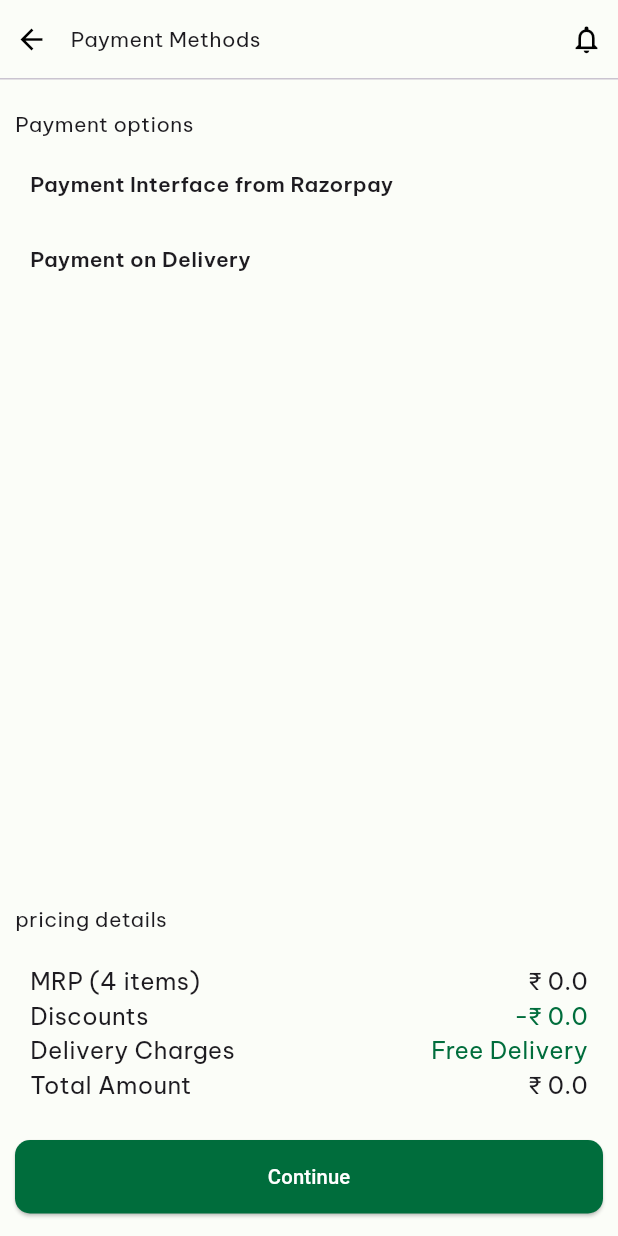
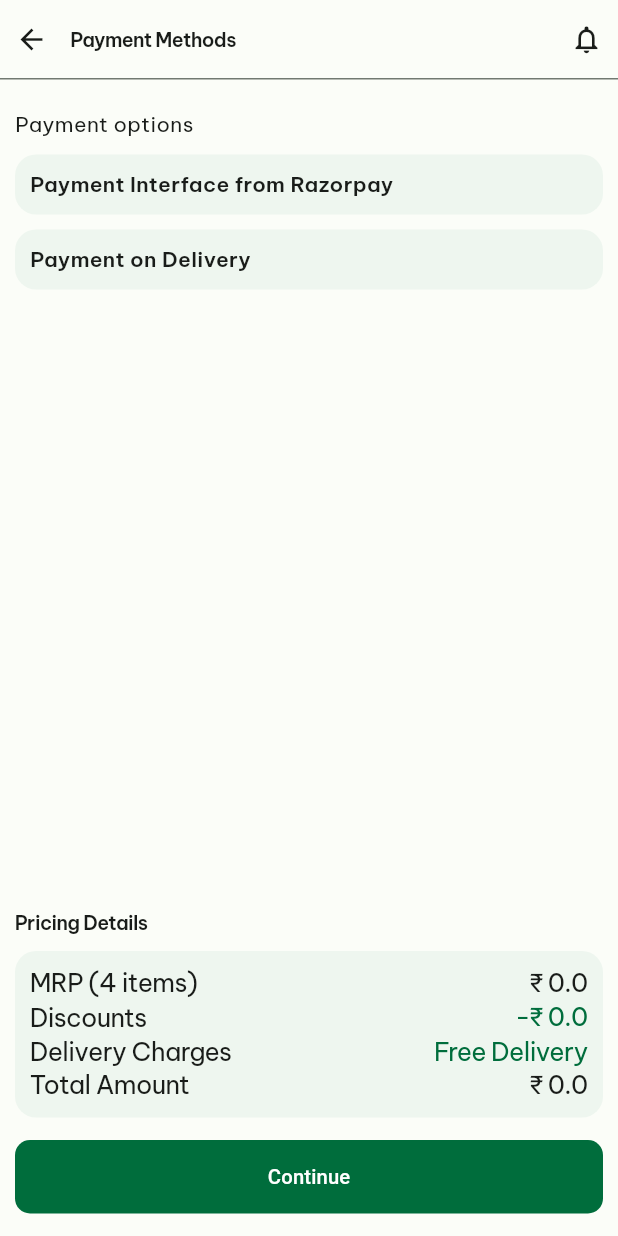
Before and after one commit to jerin77777/grokci_main, a Flutter app: the Payments screen opened directly with empty values, on a phone screen of 412 x 824 dp. Run offline on Flutter 3.47's test engine with Material 3 defaults, Android fonts, the light colour scheme and no system bars; our stand-ins replace appwrite, firebase_core, flutter_animate, flutter_otp_text_field, flutter_svg, font_awesome_flutter and 8 more; missing offline and left inert: flutter_google_places, google_api_headers, google_geocoding, google_maps_flutter_android, google_maps_flutter_platform_interface, google_maps_webservice and 2 more; accounts and stored records are empty; network calls fail.

Commit message:
Updated Pallet colors and FontStyles. some ui changes
Did some changes in UI and updated README.md file. this file currently contains all existing issues, regarding UI and functionality.

** the code is working fine

```diff
--- a/lib/backend/server.dart
+++ b/lib/backend/server.dart
@@ -54,12 +54,11 @@ class AppConfig {
   static String twilloNumber = "***";
 }
 
+
 class Bucket {
   static String categories = "***";
   static String products = "***";
 }
-
-
 
 createAccount(
   context,
@@ -109,7 +108,7 @@ Future<int> sendOtp(phoneNumber) async {
   int _otp = 1000 + _random.nextInt(9000);
   await twilioFlutter.sendSMS(
       toNumber: "+91 ${phoneNumber}",
-      messageBody: "your one time otp is: ${_otp}");
+      messageBody: "Your Grokci otp for login is: ${_otp}.\n");
   return _otp;
 }
 
--- a/lib/screens/checkout.dart
+++ b/lib/screens/checkout.dart
@@ -270,9 +270,9 @@ class _CheckoutState extends State<Checkout> {
                           mainContext,
                           MaterialPageRoute(
                               builder: (context) => Payments(
-                                    // total: total,
-                                    // totalOriginal: totalOriginal,
-                                    // items: widget.items,
+                                    total: total,
+                                    totalOriginal: totalOriginal,
+                                    items: widget.items,
                                   )),
                         ).then((_){
                           Navigator.pop(context);
--- a/lib/screens/payments.dart
+++ b/lib/screens/payments.dart
@@ -38,14 +38,16 @@ class _PaymentsState extends State<Payments> {
                   SizedBox(width: 15),
                   Text(
                     "Payment Methods",
-                    style: Style.h3,
+                    style: Style.footnoteEmphasized.copyWith(
+                      color: Pallet.onBackground
+                    ),
                   ),
                   Expanded(child: SizedBox()),
                   Icon(Icons.notifications_none, size: 22)
                 ],
               ),
             ),
-            Divider(color: Pallet.divider, height: 1),
+            Divider(color: Pallet.outline, height: 1),
             SizedBox(height: 10),
             Expanded(
                 child: ListView(
@@ -58,8 +60,8 @@ class _PaymentsState extends State<Payments> {
                 SizedBox(height: 10),
                 Container(
                   decoration: BoxDecoration(
-                      borderRadius: BorderRadius.circular(10),
-                      color: Pallet.inner1),
+                      borderRadius: BorderRadius.circular(14),
+                      color: Pallet.surface1),
                   padding: EdgeInsets.symmetric(vertical: 10, horizontal: 10),
                   child: Text(
                     "Payment Interface from Razorpay",
@@ -69,8 +71,8 @@ class _PaymentsState extends State<Payments> {
                 SizedBox(height: 10),
                 Container(
                   decoration: BoxDecoration(
-                      borderRadius: BorderRadius.circular(10),
-                      color: Pallet.inner1),
+                      borderRadius: BorderRadius.circular(14),
+                      color: Pallet.surface1),
                   padding: EdgeInsets.symmetric(vertical: 10, horizontal: 10),
                   child: Text(
                     "Payment on Delivery",
@@ -84,49 +86,61 @@ class _PaymentsState extends State<Payments> {
               child: Column(
                 crossAxisAlignment: CrossAxisAlignment.start,
                 children: [
-                  Text("pricing details", style: Style.h3),
+                  Text("Pricing Details", style: Style.footnoteEmphasized.copyWith(
+                    color: Pallet.onBackground
+                  )),
                   SizedBox(height: 10),
                   Container(
                       padding: EdgeInsets.all(10),
                       decoration: BoxDecoration(
-                          borderRadius: BorderRadius.circular(15),
-                          color: Pallet.inner1),
+                          borderRadius: BorderRadius.circular(14),
+                          color: Pallet.surface1),
                       child: Column(children: [
                         Row(
                           mainAxisAlignment: MainAxisAlignment.spaceBetween,
                           children: [
                             Text("MRP (4 items)",
-                                style: TextStyle(fontSize: 16)),
+                                style: Style.body.copyWith(
+                                  color: Pallet.onBackground
+                                )),
                             Text("₹ ${widget.totalOriginal}",
-                                style: TextStyle(fontSize: 16)),
+                                style: Style.body.copyWith(
+                                  color: Pallet.onBackground
+                                )),
                           ],
                         ),
                         Row(
                           mainAxisAlignment: MainAxisAlignment.spaceBetween,
                           children: [
-                            Text("Discounts", style: TextStyle(fontSize: 16)),
+                            Text("Discounts", style: Style.body.copyWith(
+                              color: Pallet.onBackground
+                            )),
                             Text("-₹ ${widget.totalOriginal - widget.total}",
-                                style: TextStyle(
-                                    fontSize: 16, color: Pallet.primary)),
+                                style: Style.body.copyWith(color: Pallet.primary)),
                           ],
                         ),
                         Row(
                           mainAxisAlignment: MainAxisAlignment.spaceBetween,
                           children: [
                             Text("Delivery Charges",
-                                style: TextStyle(fontSize: 16)),
+                                style: Style.body.copyWith(
+                                  color: Pallet.onBackground
+                                )),
                             Text("Free Delivery",
-                                style: TextStyle(
-                                    fontSize: 16, color: Pallet.primary)),
+                                style: Style.body.copyWith(color: Pallet.primary)),
                           ],
                         ),
                         Row(
                           mainAxisAlignment: MainAxisAlignment.spaceBetween,
                           children: [
                             Text("Total Amount",
-                                style: TextStyle(fontSize: 16)),
+                                style: Style.body.copyWith(
+                                  color: Pallet.onBackground
+                                )),
                             Text("₹ ${widget.total}",
-                                style: TextStyle(fontSize: 16)),
+                                style: Style.body.copyWith(
+                              color: Pallet.onBackground
+                            )),
                           ],
                         )
                       ])),
--- a/lib/types.dart
+++ b/lib/types.dart
@@ -34,11 +34,9 @@ class Pallet {
   static Color outline = const Color(0xFF717971);
   static Color outlineVariant = const Color(0xFFC0C9BF);
   static Color surfaceVariant = const Color(0xFFDDE5DB);
-  static Color onSurfaceVariant =
-      const Color(0xFF414942);
+  static Color onSurfaceVariant = const Color(0xFF414942);
   static Color inverseSurface = const Color(0xFF2E312E);
-  static Color onInverseSurface =
-      const Color(0xFFF0F1EC);
+  static Color onInverseSurface = const Color(0xFFF0F1EC);
   static Color surface1 = const Color(0xFFEEF6EF);
   static Color tonal = const Color(0x26006D3C);
   static Color primaryFill = const Color(0x336C897C);
@@ -47,6 +45,7 @@ class Pallet {
   static Color tintColor = Colors.grey;
   static Color shadowColor = const Color.fromRGBO(0, 0, 0, 0.30);
   static Color tertiaryLabel = const Color.fromRGBO(0, 0, 0, 0.30);
+  static Brightness statusBrightness = Brightness.dark;
 
   static lightMode() {
     Pallet.primary = const Color(0xFF006D3C);
@@ -71,6 +70,8 @@ class Pallet {
     Pallet.tintColor = Colors.grey;
     Pallet.shadowColor = const Color.fromRGBO(0, 0, 0, 0.30);
     Pallet.tertiaryLabel = const Color.fromRGBO(0, 0, 0, 0.30);
+
+    Pallet.statusBrightness = Brightness.dark;
 
     themeSink.add("");
   }
@@ -99,6 +100,8 @@ class Pallet {
     Pallet.shadowColor = const Color.fromRGBO(255, 255, 255, 0.30);
     Pallet.tertiaryLabel = const Color.fromRGBO(235, 245, 241, 0.30);
 
+    Pallet.statusBrightness = Brightness.light;
+
     themeSink.add("");
   }
 }
@@ -107,185 +110,186 @@ class Style {
   static TextStyle largeTitle = GoogleFonts.beVietnamPro(
       fontSize: 34,
       letterSpacing: -0.4,
-      height: 41,
+      height: 1.2,
       fontWeight: FontWeight.w400);
   static TextStyle largeTitleEmphasized = GoogleFonts.beVietnamPro(
       fontSize: 34,
       letterSpacing: -0.4,
-      height: 41,
+      height: 1.2,
       fontWeight: FontWeight.w700);
   static TextStyle title1 = GoogleFonts.beVietnamPro(
-      fontSize: 28,
+      fontSize: 1.2,
       letterSpacing: -0.4,
       height: 34,
       fontWeight: FontWeight.w400);
   static TextStyle title1Emphasized = GoogleFonts.beVietnamPro(
       fontSize: 28,
       letterSpacing: -0.4,
-      height: 34,
+      height: 1.2,
       fontWeight: FontWeight.w700);
   static TextStyle title2 = GoogleFonts.beVietnamPro(
       fontSize: 22,
       letterSpacing: -0.4,
-      height: 28,
+      height: 1.27,
       fontWeight: FontWeight.w400);
   static TextStyle title2Emphasized = GoogleFonts.beVietnamPro(
       fontSize: 22,
       letterSpacing: -0.4,
-      height: 28,
+      height: 1.27,
       fontWeight: FontWeight.w700);
   static TextStyle title3 = GoogleFonts.beVietnamPro(
       fontSize: 20,
       letterSpacing: -0.4,
-      height: 25,
+      height: 1.25,
       fontWeight: FontWeight.w400);
   static TextStyle title3Emphasized = GoogleFonts.beVietnamPro(
       fontSize: 20,
       letterSpacing: -0.4,
-      height: 25,
+      height: 1.25,
       fontWeight: FontWeight.w600);
   static TextStyle headline = GoogleFonts.beVietnamPro(
       fontSize: 17,
       letterSpacing: -0.4,
-      height: 22,
+      height: 1.3,
       fontWeight: FontWeight.w600);
   static TextStyle headlineItalic = GoogleFonts.beVietnamPro(
       fontSize: 17,
       letterSpacing: -0.4,
-      height: 22,
+      height: 1.3,
       fontWeight: FontWeight.w600,
       fontStyle: FontStyle.italic);
   static TextStyle body = GoogleFonts.beVietnamPro(
       fontSize: 17,
       letterSpacing: -0.4,
-      height: 22,
+      height: 1.3,
       fontWeight: FontWeight.w400);
   static TextStyle bodyEmphasized = GoogleFonts.beVietnamPro(
       fontSize: 17,
       letterSpacing: -0.4,
-      height: 22,
+      height: 1.3,
       fontWeight: FontWeight.w600);
   static TextStyle bodyItalic = GoogleFonts.beVietnamPro(
       fontSize: 17,
       letterSpacing: -0.4,
-      height: 22,
+      height: 1.3,
       fontWeight: FontWeight.w400,
       fontStyle: FontStyle.italic);
   static TextStyle bodyEmphasizedItalic = GoogleFonts.beVietnamPro(
       fontSize: 17,
       letterSpacing: -0.4,
-      height: 22,
+      height: 1.3,
       fontWeight: FontWeight.w600,
       fontStyle: FontStyle.italic);
   static TextStyle callout = GoogleFonts.beVietnamPro(
       fontSize: 16,
       letterSpacing: -0.4,
-      height: 21,
+      height: 1.3,
       fontWeight: FontWeight.w400);
   static TextStyle calloutEmphasized = GoogleFonts.beVietnamPro(
       fontSize: 16,
       letterSpacing: -0.4,
-      height: 21,
+      height: 1.3,
       fontWeight: FontWeight.w600);
   static TextStyle calloutItalic = GoogleFonts.beVietnamPro(
       fontSize: 16,
       letterSpacing: -0.4,
-      height: 21,
+      height: 1.3,
       fontWeight: FontWeight.w400,
       fontStyle: FontStyle.italic);
   static TextStyle calloutEmphasizedItalic = GoogleFonts.beVietnamPro(
       fontSize: 16,
       letterSpacing: -0.4,
-      height: 21,
+      height: 1.3,
       fontWeight: FontWeight.w600,
       fontStyle: FontStyle.italic);
   static TextStyle subHeadline = GoogleFonts.beVietnamPro(
       fontSize: 15,
       letterSpacing: -0.4,
-      height: 20,
+      height: 1.33,
       fontWeight: FontWeight.w400);
   static TextStyle subHeadlineEmphasized = GoogleFonts.beVietnamPro(
       fontSize: 15,
       letterSpacing: -0.4,
-      height: 20,
+      height: 1.33,
       fontWeight: FontWeight.w600);
   static TextStyle subHeadlineItalic = GoogleFonts.beVietnamPro(
       fontSize: 15,
       letterSpacing: -0.4,
-      height: 20,
+      height: 1.33,
       fontWeight: FontWeight.w400,
       fontStyle: FontStyle.italic);
   static TextStyle subHeadlineEmphasizedItalic = GoogleFonts.beVietnamPro(
       fontSize: 15,
       letterSpacing: -0.4,
-      height: 20,
+      height: 1.33,
       fontWeight: FontWeight.w600,
       fontStyle: FontStyle.italic);
   static TextStyle footnote = GoogleFonts.beVietnamPro(
       fontSize: 13,
       letterSpacing: -0.4,
-      height: 18,
+      height: 1.38,
       fontWeight: FontWeight.w400);
   static TextStyle footnoteEmphasized = GoogleFonts.beVietnamPro(
       fontSize: 13,
       letterSpacing: -0.4,
-      height: 18,
+      height: 1.38,
       fontWeight: FontWeight.w600);
   static TextStyle footnoteItalic = GoogleFonts.beVietnamPro(
       fontSize: 13,
       letterSpacing: -0.4,
-      height: 18,
+      height: 1.38,
       fontWeight: FontWeight.w400,
       fontStyle: FontStyle.italic);
   static TextStyle footnoteEmphasizedItalic = GoogleFonts.beVietnamPro(
       fontSize: 13,
       letterSpacing: -0.4,
-      height: 18,
+      height: 1.38,
       fontWeight: FontWeight.w600,
       fontStyle: FontStyle.italic);
   static TextStyle caption1 = GoogleFonts.beVietnamPro(
       fontSize: 12,
       letterSpacing: -0.4,
-      height: 16,
+      height: 1.33,
       fontWeight: FontWeight.w400);
   static TextStyle caption1Emphasized = GoogleFonts.beVietnamPro(
       fontSize: 12,
       letterSpacing: -0.4,
-      height: 16,
+      height: 1.33,
       fontWeight: FontWeight.w500);
   static TextStyle caption1Italic = GoogleFonts.beVietnamPro(
       fontSize: 12,
       letterSpacing: -0.4,
-      height: 16,
+      height: 1.33,
       fontWeight: FontWeight.w400,
       fontStyle: FontStyle.italic);
   static TextStyle caption1EmphasizedItalic = GoogleFonts.beVietnamPro(
       fontSize: 12,
       letterSpacing: -0.4,
-      height: 16,
+      height: 1.33,
       fontWeight: FontWeight.w500,
       fontStyle: FontStyle.italic);
   static TextStyle caption2 = GoogleFonts.beVietnamPro(
       fontSize: 11,
       letterSpacing: -0.4,
-      height: 13,
+      height: 1.18,
       fontWeight: FontWeight.w400);
   static TextStyle caption2Emphasized = GoogleFonts.beVietnamPro(
       fontSize: 11,
       letterSpacing: -0.4,
-      height: 13,
+      height: 1.18,
       fontWeight: FontWeight.w600);
   static TextStyle caption2Italic = GoogleFonts.beVietnamPro(
       fontSize: 11,
       letterSpacing: -0.4,
-      height: 13,
+      height: 1.18,
       fontWeight: FontWeight.w400,
       fontStyle: FontStyle.italic);
   static TextStyle caption2EmphasizedItalic = GoogleFonts.beVietnamPro(
       fontSize: 11,
       letterSpacing: -0.4,
-      height: 13,
+      height: 1.18,
       fontWeight: FontWeight.w600,
       fontStyle: FontStyle.italic);
-  static const TextStyle ellipsisText = TextStyle(overflow: TextOverflow.ellipsis);
+  static const TextStyle ellipsisText =
+      TextStyle(overflow: TextOverflow.ellipsis);
 }
```
Also changed, not shown: lib/main.dart (+32 -12 lines), lib/screens/address.dart (+37 -48 lines), lib/screens/bag.dart (+3 -23 lines), lib/screens/dashboard.dart (+9 -12 lines), lib/screens/login.dart (+18 -11 lines), lib/screens/profile.dart (+8 -5 lines), lib/screens/search.dart (+8 -2 lines), lib/screens/security.dart (+7 -3 lines), lib/widgets.dart (+14 -15 lines), 1 other file.
